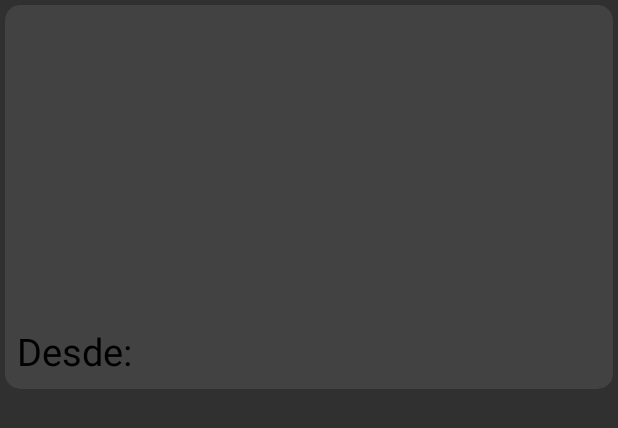
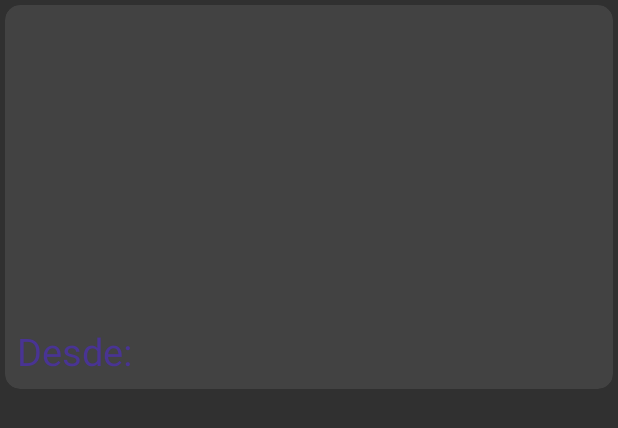
Before and after one commit to lopez0412/TallerAutomotriz, an Android app: the layout cardview.xml on its own in the app's theme, with its tools: preview values and no code run, on a phone screen of 412 x 824 dp. Shown: the top 428 px of the screen. Run offline under Robolectric (Android 15) with nearby library versions, the phone set to English and light mode, and no system bars; network calls fail.

Commit message:
cardview change

```diff
--- a/app/src/main/java/com/lopez/tallerautomotriz/MainActivity.java
+++ b/app/src/main/java/com/lopez/tallerautomotriz/MainActivity.java
@@ -90,17 +90,17 @@ public class MainActivity extends AppCompatActivity {
                                 case "cliente":
                                     Intent i = new Intent(MainActivity.this, Principal.class);
                                     i.putExtra("id", id);
+                                    startActivity(i);
                                     progress.dismiss();
-                                    startActivity(i);
 
 
                                     break;
                                 case "jefe_de_taller":
                                     Intent a = new Intent(MainActivity.this, Administrador.class);
                                     a.putExtra("id", id);
+                                    startActivity(a);
                                     progress.dismiss();
-                                    startActivity(a);
-                                    //  SharedPreferences
+
 
                                     break;
                             }
--- a/app/src/main/res/layout-480x800/cardview.xml
+++ b/app/src/main/res/layout-480x800/cardview.xml
@@ -47,7 +47,7 @@
                 android:layout_height="wrap_content"
                 android:maxLines="2"
                 android:layout_marginTop="8dp"
-                android:textColor="#000"
+                android:textColor="@color/colorPrimaryDark"
                 android:textSize="25sp"
                 android:layout_alignParentBottom="true"
                 />
@@ -65,7 +65,7 @@
                     android:layout_alignParentTop="true"
                     android:layout_margin="8dp"
                     android:background="@android:color/transparent"
-                    android:textColor="#000"
+                    android:textColor="@color/colorPrimaryDark"
                     android:textSize="25sp"
                     android:text="Desde: "
 
@@ -78,7 +78,7 @@
                     android:layout_alignParentTop="true"
                     android:layout_margin="8dp"
                     android:background="@android:color/transparent"
-                    android:textColor="#000"
+                    android:textColor="@color/colorPrimaryDark"
                     android:textSize="25sp"
 
                     />
--- a/app/src/main/res/layout-480x800/content_principal.xml
+++ b/app/src/main/res/layout-480x800/content_principal.xml
@@ -13,6 +13,7 @@
     android:id="@+id/content_frame"
     tools:showIn="@layout/app_bar_principal"
     tools:context="com.lopez.tallerautomotriz.Principal"
+    android:background="#fff"
     >
 
    <!-- <ImageView
--- a/app/src/main/res/layout-land/cardview.xml
+++ b/app/src/main/res/layout-land/cardview.xml
@@ -47,7 +47,7 @@
                 android:layout_height="wrap_content"
                 android:maxLines="2"
                 android:layout_marginTop="8dp"
-                android:textColor="#000"
+                android:textColor="@color/colorPrimaryDark"
                 android:textSize="25sp"
                 android:layout_alignParentBottom="true"
                 />
@@ -65,7 +65,7 @@
                     android:layout_alignParentTop="true"
                     android:layout_margin="8dp"
                     android:background="@android:color/transparent"
-                    android:textColor="#000"
+                    android:textColor="@color/colorPrimaryDark"
                     android:textSize="25sp"
                     android:text="Desde: "
 
@@ -78,7 +78,7 @@
                     android:layout_alignParentTop="true"
                     android:layout_margin="8dp"
                     android:background="@android:color/transparent"
-                    android:textColor="#000"
+                    android:textColor="@color/colorPrimaryDark"
                     android:textSize="25sp"
 
                     />
--- a/app/src/main/res/layout-land/content_principal.xml
+++ b/app/src/main/res/layout-land/content_principal.xml
@@ -13,6 +13,7 @@
     android:id="@+id/content_frame"
     tools:showIn="@layout/app_bar_principal"
     tools:context="com.lopez.tallerautomotriz.Principal"
+    android:background="#fff"
     >
 
     <!-- <ImageView
--- a/app/src/main/res/layout-w900dp/cardview.xml
+++ b/app/src/main/res/layout-w900dp/cardview.xml
@@ -47,7 +47,7 @@
                 android:layout_height="wrap_content"
                 android:maxLines="2"
                 android:layout_marginTop="8dp"
-                android:textColor="#000"
+                android:textColor="@color/colorPrimaryDark"
                 android:textSize="25sp"
                 android:layout_alignParentBottom="true"
                 />
@@ -65,7 +65,7 @@
                     android:layout_alignParentTop="true"
                     android:layout_margin="8dp"
                     android:background="@android:color/transparent"
-                    android:textColor="#000"
+                    android:textColor="@color/colorPrimaryDark"
                     android:textSize="25sp"
                     android:text="Desde: "
 
@@ -78,7 +78,7 @@
                     android:layout_alignParentTop="true"
                     android:layout_margin="8dp"
                     android:background="@android:color/transparent"
-                    android:textColor="#000"
+                    android:textColor="@color/colorPrimaryDark"
                     android:textSize="25sp"
 
                     />
--- a/app/src/main/res/layout-w900dp/content_principal.xml
+++ b/app/src/main/res/layout-w900dp/content_principal.xml
@@ -13,6 +13,7 @@
     android:id="@+id/content_frame"
     tools:showIn="@layout/app_bar_principal"
     tools:context="com.lopez.tallerautomotriz.Principal"
+    android:background="#fff"
     >
 
    <!-- <ImageView
--- a/app/src/main/res/layout-xlarge-land/cardview.xml
+++ b/app/src/main/res/layout-xlarge-land/cardview.xml
@@ -47,7 +47,7 @@
                 android:layout_height="wrap_content"
                 android:maxLines="2"
                 android:layout_marginTop="8dp"
-                android:textColor="#000"
+                android:textColor="@color/colorPrimaryDark"
                 android:textSize="25sp"
                 android:layout_alignParentBottom="true"
                 />
@@ -65,7 +65,7 @@
                     android:layout_alignParentTop="true"
                     android:layout_margin="8dp"
                     android:background="@android:color/transparent"
-                    android:textColor="#000"
+                    android:textColor="@color/colorPrimaryDark"
                     android:textSize="25sp"
                     android:text="Desde: "
 
@@ -78,7 +78,7 @@
                     android:layout_alignParentTop="true"
                     android:layout_margin="8dp"
                     android:background="@android:color/transparent"
-                    android:textColor="#000"
+                    android:textColor="@color/colorPrimaryDark"
                     android:textSize="25sp"
 
                     />
--- a/app/src/main/res/layout-xlarge-land/content_principal.xml
+++ b/app/src/main/res/layout-xlarge-land/content_principal.xml
@@ -13,6 +13,7 @@
     android:id="@+id/content_frame"
     tools:showIn="@layout/app_bar_principal"
     tools:context="com.lopez.tallerautomotriz.Principal"
+    android:background="#fff"
     >
 
    <!-- <ImageView
--- a/app/src/main/res/layout-xlarge/cardview.xml
+++ b/app/src/main/res/layout-xlarge/cardview.xml
@@ -47,7 +47,7 @@
                 android:layout_height="wrap_content"
                 android:maxLines="2"
                 android:layout_marginTop="8dp"
-                android:textColor="#000"
+                android:textColor="@color/colorPrimaryDark"
                 android:textSize="25sp"
                 android:layout_alignParentBottom="true"
                 />
@@ -65,7 +65,7 @@
                     android:layout_alignParentTop="true"
                     android:layout_margin="8dp"
                     android:background="@android:color/transparent"
-                    android:textColor="#000"
+                    android:textColor="@color/colorPrimaryDark"
                     android:textSize="25sp"
                     android:text="Desde: "
 
@@ -78,7 +78,7 @@
                     android:layout_alignParentTop="true"
                     android:layout_margin="8dp"
                     android:background="@android:color/transparent"
-                    android:textColor="#000"
+                    android:textColor="@color/colorPrimaryDark"
                     android:textSize="25sp"
 
                     />
--- a/app/src/main/res/layout-xlarge/content_principal.xml
+++ b/app/src/main/res/layout-xlarge/content_principal.xml
@@ -13,6 +13,7 @@
     android:id="@+id/content_frame"
     tools:showIn="@layout/app_bar_principal"
     tools:context="com.lopez.tallerautomotriz.Principal"
+    android:background="#fff"
     >
 
    <!-- <ImageView
--- a/app/src/main/res/layout/cardview.xml
+++ b/app/src/main/res/layout/cardview.xml
@@ -47,7 +47,7 @@
                 android:layout_height="wrap_content"
                 android:maxLines="2"
                 android:layout_marginTop="8dp"
-                android:textColor="#000"
+                android:textColor="@color/colorPrimaryDark"
                 android:textSize="25sp"
                 android:layout_alignParentBottom="true"
                 />
@@ -65,7 +65,7 @@
                     android:layout_alignParentTop="true"
                     android:layout_margin="8dp"
                     android:background="@android:color/transparent"
-                android:textColor="#000"
+                    android:textColor="@color/colorPrimaryDark"
                     android:textSize="25sp"
                     android:text="Desde: "
 
@@ -78,7 +78,7 @@
                     android:layout_alignParentTop="true"
                     android:layout_margin="8dp"
                     android:background="@android:color/transparent"
-                android:textColor="#000"
+                    android:textColor="@color/colorPrimaryDark"
                     android:textSize="25sp"
 
                     />
--- a/app/src/main/res/layout/content_principal.xml
+++ b/app/src/main/res/layout/content_principal.xml
@@ -13,6 +13,7 @@
     android:id="@+id/content_frame"
     tools:showIn="@layout/app_bar_principal"
     tools:context="com.lopez.tallerautomotriz.Principal"
+    android:background="#fff"
     >
 
    <!-- <ImageView
```
Lines whose indentation alone changed are shown as unchanged.
